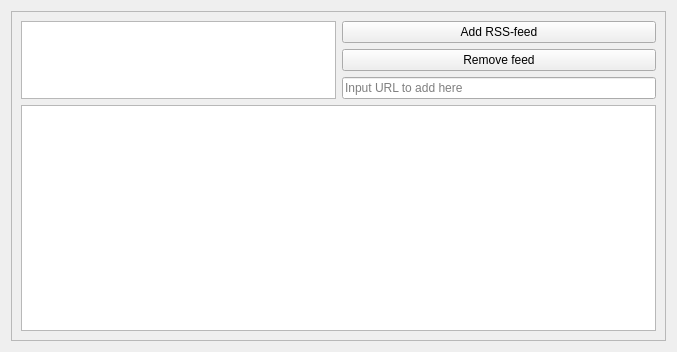
Qt form rssreader.ui (Racalniog/QTAppAlfaExercises) before a commit.
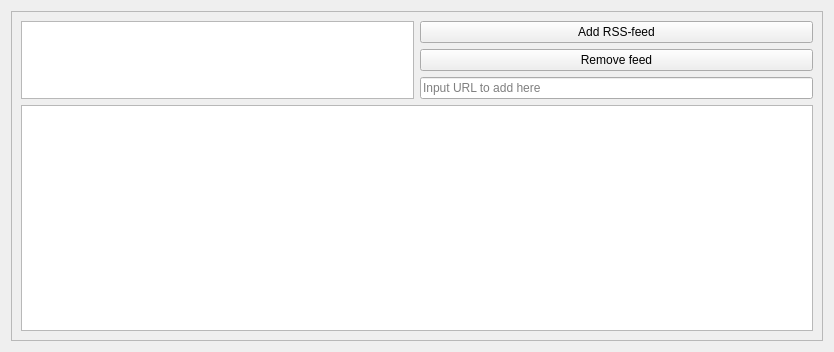
The same form after that commit.

Commit message: implemented connect example to different classes/uis

```diff
--- a/rssreader.ui
+++ b/rssreader.ui
@@ -6,16 +6,28 @@
    <rect>
     <x>0</x>
     <y>0</y>
-    <width>677</width>
+    <width>834</width>
     <height>352</height>
    </rect>
   </property>
+  <property name="minimumSize">
+   <size>
+    <width>0</width>
+    <height>0</height>
+   </size>
+  </property>
   <property name="windowTitle">
    <string>Form</string>
   </property>
   <layout class="QGridLayout" name="gridLayout_2">
    <item row="0" column="0">
     <widget class="QFrame" name="frame">
+     <property name="minimumSize">
+      <size>
+       <width>0</width>
+       <height>0</height>
+      </size>
+     </property>
      <property name="frameShape">
       <enum>QFrame::StyledPanel</enum>
      </property>
```
The commit also changes 7 other files.
